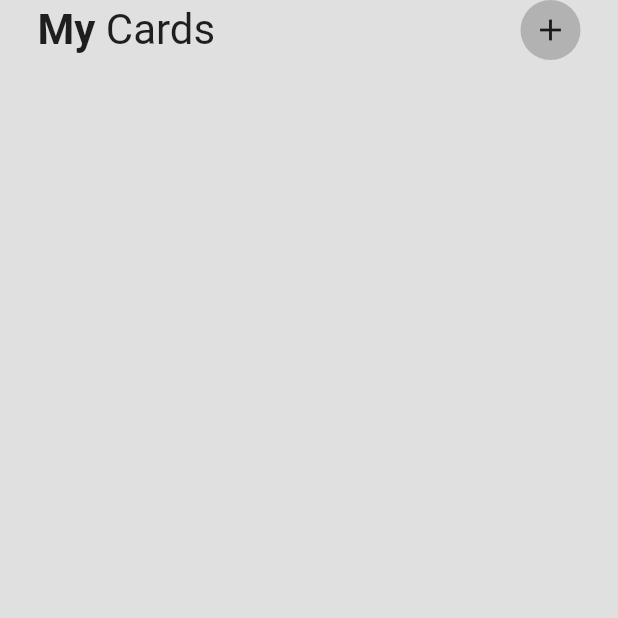
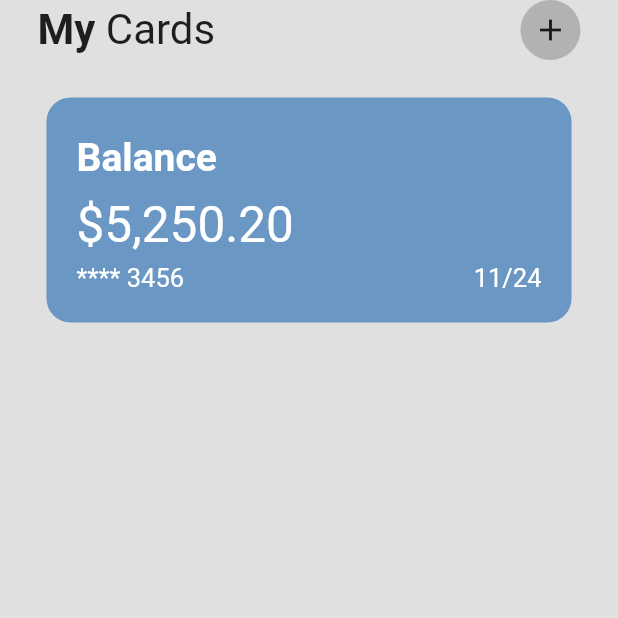
Before and after one commit to Marques960/Wallet-App-UI, a Flutter app: the screen it shows after launch, on a phone screen of 412 x 824 dp, the top half of it. Run offline on Flutter 3.47's test engine with Material 2 defaults, Android fonts, the phone set to English and light mode, and no system bars.

Commit message:
11/10 - 21:00
top app + cartão

```diff
--- a/MoneyMind/lib/main.dart
+++ b/MoneyMind/lib/main.dart
@@ -10,7 +10,7 @@ class MyApp extends StatelessWidget {
 
   @override
   Widget build(BuildContext context) {
-      return MaterialApp(
+      return const MaterialApp(
           debugShowCheckedModeBanner: false,
           home: HomePage(),
       );
--- a/MoneyMind/lib/pages/home_page.dart
+++ b/MoneyMind/lib/pages/home_page.dart
@@ -52,11 +52,78 @@ class _HomePageState extends State<HomePage> {
           ),
         ),
 
+        const SizedBox(height: 25),
 
           //Cards
+          Container(
+            //Largura do container
+            width: 350,
+            //aumentar a grossura do container
+            padding:const EdgeInsets.all(20),
+            decoration: BoxDecoration(
+              // cor do fundo do container
+              color: const Color.fromARGB(255, 106, 151, 196),
+              //bordas redondas
+              borderRadius: BorderRadius.circular(16),
+            ),
+            child: const Column(
+              crossAxisAlignment: CrossAxisAlignment.start,
+              children: [
+                //formatação balance
+                SizedBox(
+                      height: 5,
+                      ),
+                Text(
+                  'Balance',
+                    style: TextStyle(
+                      color: Colors.white,
+                      fontSize: 26,
+                      fontWeight: FontWeight.bold,
+                    ),
+                ),
+                    SizedBox(
+                      height: 10,
+                      ),
+                //dinheiro na conta
+                Text(
+                  '\$5,250.20',
+                    style: TextStyle(
+                      color: Colors.white,
+                      fontSize: 33,
+                    ),
+                  ),
+                      SizedBox(
+                        height: 6,
+                      ),
+                //row funciona como um organizar de widegts horizontalmente
+                // assim como o column
+                Row(
+                  mainAxisAlignment: MainAxisAlignment.spaceBetween,
+                  children: [
+                  //numero de cartão
+                  Text(
+                    '**** 3456',
+                      style: TextStyle(
+                        color: Colors.white,
+                        fontSize: 17,
+                      ),
+                    ),
+                  //data em que espira o cartão
+                  Text(
+                    '11/24',
+                      style: TextStyle(
+                        color: Colors.white,
+                        fontSize: 17,
+                      ),
+                    ),
+                ],)
+
+              ],
+            ),
+          ),
 
           //3 buttons -> send + pay + bills
-
+          //
           //column -> stats + transactions
 
       ]),
```
